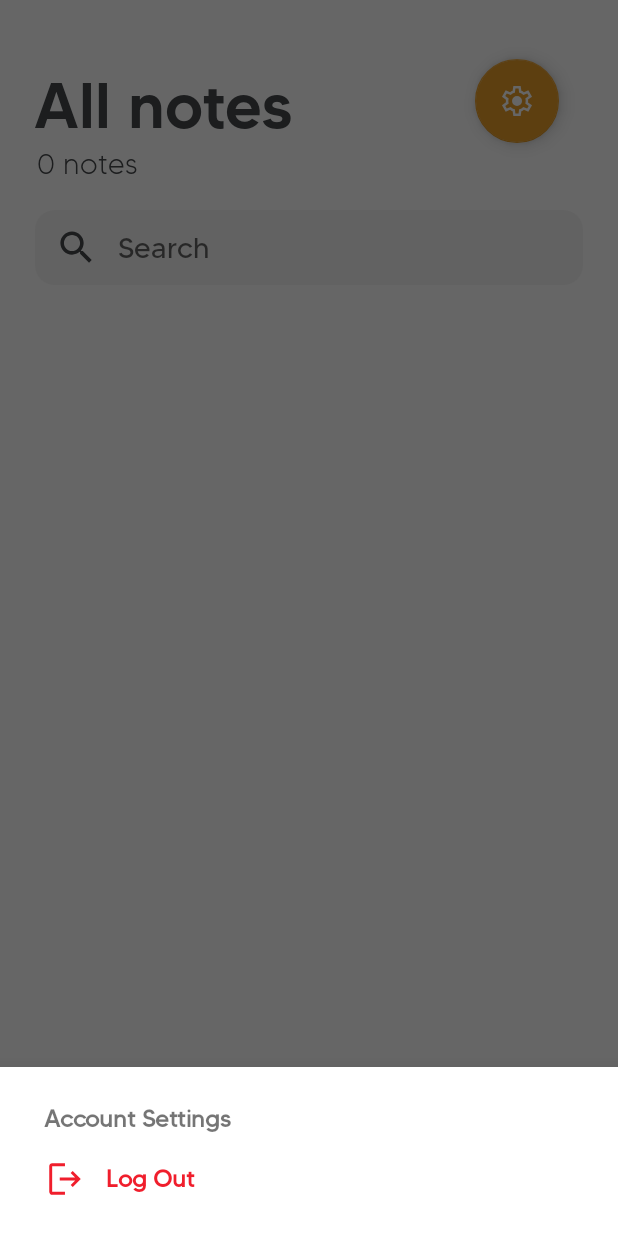
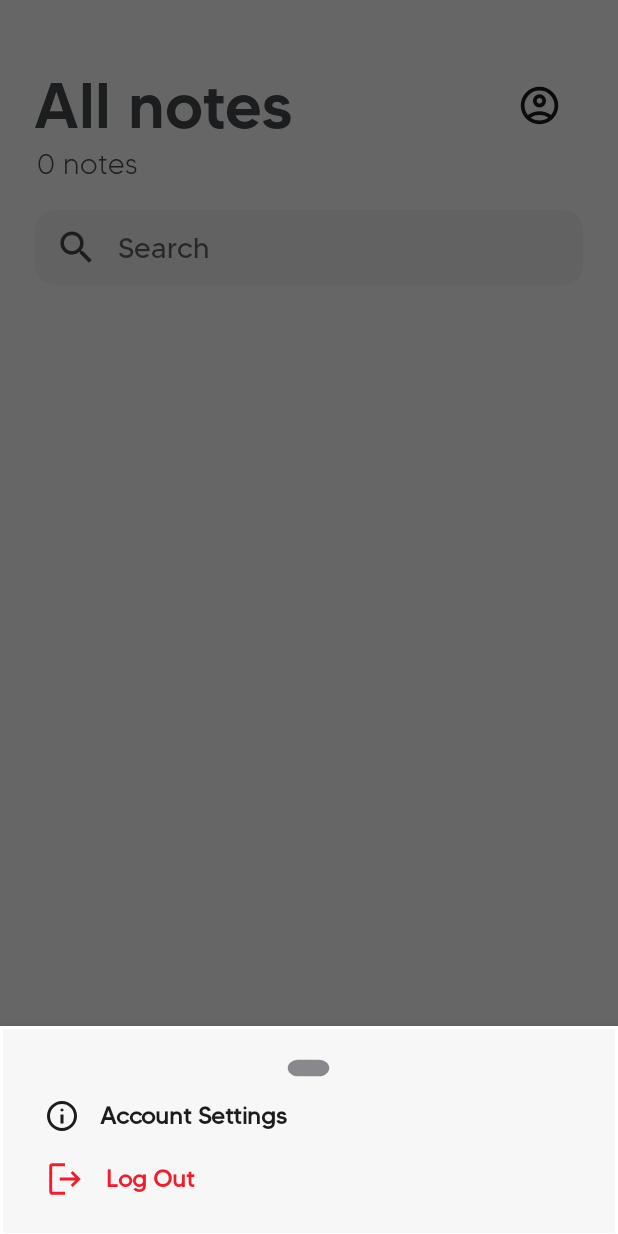
Before and after one commit to Archnightt/Firenote-v2, an Android app: the MainActivity screen opened directly, with no data from a screen before it, after a tap on an icon or button, on a phone screen of 412 x 824 dp. Run offline under Robolectric (Android 15) with nearby library versions, the phone set to English and light mode, and no system bars; our stand-ins replace CircleImageView, Firebase (no records; nobody signed in at launch, a user with empty details on screens opened directly), Room's generated code, sdp/ssp sizes; pictures from the network do not load.

Commit message:
Minor Update

```diff
--- a/app/build.gradle
+++ b/app/build.gradle
@@ -38,6 +38,10 @@ dependencies {
     implementation(platform("com.google.firebase:firebase-bom:26.7.0"))
     implementation 'com.google.firebase:firebase-firestore:25.1.1'
 
+    implementation 'com.github.bumptech.glide:glide:4.11.0'
+    annotationProcessor 'com.github.bumptech.glide:compiler:4.11.0'
+    implementation 'com.github.hdodenhof:CircleImageView:3.1.0'
+
     testImplementation 'junit:junit:4.+'
     androidTestImplementation 'androidx.test.ext:junit:1.1.2'
     androidTestImplementation 'androidx.test.espresso:espresso-core:3.3.0'
--- a/app/src/main/java/com/night/SkyNote/activities/MainActivity.java
+++ b/app/src/main/java/com/night/SkyNote/activities/MainActivity.java
@@ -20,16 +20,22 @@ import android.view.LayoutInflater;
 import android.view.View;
 import android.view.ViewGroup;
 import android.widget.EditText;
+import android.widget.ImageView;
 import android.widget.TextView;
-
 import com.google.android.material.floatingactionbutton.FloatingActionButton;
-import com.google.firebase.auth.FirebaseAuth;
-import com.google.firebase.firestore.FirebaseFirestore;
 import com.night.SkyNote.R;
 import com.night.SkyNote.adapters.NoteAdapter;
 import com.night.SkyNote.database.NotepadDatabase;
 import com.night.SkyNote.entities.NoteEntity;
 import com.night.SkyNote.listeners.NoteListener;
+
+import com.google.firebase.auth.FirebaseAuth;
+import com.google.firebase.firestore.FirebaseFirestore;
+import com.google.firebase.auth.FirebaseUser;
+import com.bumptech.glide.Glide;
+import android.net.Uri;
+import android.graphics.drawable.Drawable;
+import androidx.core.content.ContextCompat;
 
 import java.util.ArrayList;
 import java.util.List;
@@ -54,6 +60,8 @@ public class MainActivity extends AppCompatActivity implements NoteListener {
 
     private FirebaseAuth mAuth;
 
+    private ImageView profileImageView;
+
 
     @Override
     protected void onCreate(Bundle savedInstanceState) {
@@ -68,6 +76,11 @@ public class MainActivity extends AppCompatActivity implements NoteListener {
 
         // Get reference to the settings FAB
         findViewById(R.id.settingsButton).setOnClickListener(v -> showBottomSheetMenu());
+
+        // Get reference to the profile image view
+        profileImageView = findViewById(R.id.settingsButton);
+        // Fetch and display the profile picture
+        fetchAndDisplayProfilePicture();
 
         // add note button
         FloatingActionButton addNoteButton = findViewById(R.id.buttonAddNote);
@@ -121,6 +134,22 @@ public class MainActivity extends AppCompatActivity implements NoteListener {
         });
     }
 
+    private void fetchAndDisplayProfilePicture() {
+        FirebaseUser currentUser = FirebaseAuth.getInstance().getCurrentUser();
+
+        if (currentUser != null) {
+            Uri photoUrl = currentUser.getPhotoUrl();
+            if (photoUrl != null) {
+                Glide.with(this)
+                        .load(photoUrl)
+                        .into(profileImageView);
+            } else {
+                // Handle the case where the user doesn't have a photo URL
+                profileImageView.setImageDrawable(ContextCompat.getDrawable(this, R.drawable.ic_account));
+            }
+        }
+    }
+
     private void showBottomSheetMenu() {
         // Create the BottomSheetDialog
         BottomSheetDialog bottomSheetDialog = new BottomSheetDialog(this);
@@ -144,7 +173,6 @@ public class MainActivity extends AppCompatActivity implements NoteListener {
             Intent intent = new Intent(this, LoginActivity.class);
             startActivity(intent);
         });
-
 
         // Show the bottom sheet dialog
         bottomSheetDialog.show();
--- /dev/null
+++ b/app/src/main/res/drawable-night/ic_account.xml
@@ -0,0 +1,9 @@
+<vector xmlns:android="http://schemas.android.com/apk/res/android"
+    android:width="24dp"
+    android:height="24dp"
+    android:viewportWidth="960"
+    android:viewportHeight="960">
+  <path
+      android:pathData="M234,684q51,-39 114,-61.5T480,600q69,0 132,22.5T726,684q35,-41 54.5,-93T800,480q0,-133 -93.5,-226.5T480,160q-133,0 -226.5,93.5T160,480q0,59 19.5,111t54.5,93ZM480,520q-59,0 -99.5,-40.5T340,380q0,-59 40.5,-99.5T480,240q59,0 99.5,40.5T620,380q0,59 -40.5,99.5T480,520ZM480,880q-83,0 -156,-31.5T197,763q-54,-54 -85.5,-127T80,480q0,-83 31.5,-156T197,197q54,-54 127,-85.5T480,80q83,0 156,31.5T763,197q54,54 85.5,127T880,480q0,83 -31.5,156T763,763q-54,54 -127,85.5T480,880ZM480,800q53,0 100,-15.5t86,-44.5q-39,-29 -86,-44.5T480,680q-53,0 -100,15.5T294,740q39,29 86,44.5T480,800ZM480,440q26,0 43,-17t17,-43q0,-26 -17,-43t-43,-17q-26,0 -43,17t-17,43q0,26 17,43t43,17ZM480,380ZM480,740Z"
+      android:fillColor="#f7f7f7"/>
+</vector>
--- /dev/null
+++ b/app/src/main/res/drawable-night/ic_button.xml
@@ -0,0 +1,9 @@
+<vector xmlns:android="http://schemas.android.com/apk/res/android"
+    android:width="24dp"
+    android:height="24dp"
+    android:viewportWidth="960"
+    android:viewportHeight="960">
+  <path
+      android:pathData="M240,560q-33,0 -56.5,-23.5T160,480q0,-33 23.5,-56.5T240,400q33,0 56.5,23.5T320,480q0,33 -23.5,56.5T240,560ZM480,560q-33,0 -56.5,-23.5T400,480q0,-33 23.5,-56.5T480,400q33,0 56.5,23.5T560,480q0,33 -23.5,56.5T480,560ZM720,560q-33,0 -56.5,-23.5T640,480q0,-33 23.5,-56.5T720,400q33,0 56.5,23.5T800,480q0,33 -23.5,56.5T720,560Z"
+      android:fillColor="#f7f7f7"/>
+</vector>
--- /dev/null
+++ b/app/src/main/res/drawable-night/ic_info.xml
@@ -0,0 +1,9 @@
+<vector xmlns:android="http://schemas.android.com/apk/res/android"
+    android:width="24dp"
+    android:height="24dp"
+    android:viewportWidth="960"
+    android:viewportHeight="960">
+  <path
+      android:pathData="M440,680h80v-240h-80v240ZM480,360q17,0 28.5,-11.5T520,320q0,-17 -11.5,-28.5T480,280q-17,0 -28.5,11.5T440,320q0,17 11.5,28.5T480,360ZM480,880q-83,0 -156,-31.5T197,763q-54,-54 -85.5,-127T80,480q0,-83 31.5,-156T197,197q54,-54 127,-85.5T480,80q83,0 156,31.5T763,197q54,54 85.5,127T880,480q0,83 -31.5,156T763,763q-54,54 -127,85.5T480,880ZM480,800q134,0 227,-93t93,-227q0,-134 -93,-227t-227,-93q-134,0 -227,93t-93,227q0,134 93,227t227,93ZM480,480Z"
+      android:fillColor="#f7f7f7"/>
+</vector>
--- /dev/null
+++ b/app/src/main/res/drawable-night/ic_pill.xml
@@ -0,0 +1,7 @@
+<vector xmlns:android="http://schemas.android.com/apk/res/android" android:height="28dp" android:viewportHeight="256" android:viewportWidth="256" android:width="28dp">
+
+    <path android:fillColor="#46494c" android:pathData="M187,69H69c-32.6,0 -59,26.4 -59,59c0,32.6 26.4,59 59,59h118c32.6,0 59,-26.4 59,-59C246,95.4 219.6,69 187,69z"/>
+
+    <path android:fillColor="#46494c" android:pathData="M240.6,128c0,-29.6 -24,-53.6 -53.6,-53.6s-53.6,24 -53.6,53.6s24,53.6 53.6,53.6S240.6,157.6 240.6,128z"/>
+
+</vector>
--- a/app/src/main/res/drawable/button_rounded.xml
+++ /dev/null
@@ -1,8 +0,0 @@
-<?xml version="1.0" encoding="utf-8"?>
-<shape android:shape="rectangle" xmlns:android="http://schemas.android.com/apk/res/android">
-
-    <solid android:color="@color/black"></solid>
-
-    <corners android:radius="@dimen/_17sdp"></corners>
-
-</shape>
--- a/app/src/main/res/drawable/dialog_background.xml
+++ b/app/src/main/res/drawable/dialog_background.xml
@@ -1,14 +1,12 @@
 <?xml version="1.0" encoding="utf-8"?>
-
-<inset android:insetTop="0dp"
-    android:insetBottom="@dimen/_10sdp"
-    android:insetLeft="0dp"
-    android:insetRight="0dp"
-    xmlns:android="http://schemas.android.com/apk/res/android">
-
-    <shape xmlns:android="http://schemas.android.com/apk/res/android">
-        <solid android:color="?attr/colorSecondaryVariant"></solid>
-        <corners android:radius="@dimen/_17sdp"></corners>
-    </shape>
-
-</inset>
+<shape xmlns:android="http://schemas.android.com/apk/res/android">
+    <solid android:color="?attr/colorSecondaryVariant"/>
+    <padding
+        android:left="8dp"
+        android:top="8dp"
+        android:right="8dp"
+        android:bottom="8dp" />
+    <stroke
+        android:width="2dp"
+        android:color="?attr/colorPrimaryVariant"/>
+</shape>
--- /dev/null
+++ b/app/src/main/res/drawable/ic_account.xml
@@ -0,0 +1,9 @@
+<vector xmlns:android="http://schemas.android.com/apk/res/android"
+    android:width="24dp"
+    android:height="24dp"
+    android:viewportWidth="960"
+    android:viewportHeight="960">
+  <path
+      android:pathData="M234,684q51,-39 114,-61.5T480,600q69,0 132,22.5T726,684q35,-41 54.5,-93T800,480q0,-133 -93.5,-226.5T480,160q-133,0 -226.5,93.5T160,480q0,59 19.5,111t54.5,93ZM480,520q-59,0 -99.5,-40.5T340,380q0,-59 40.5,-99.5T480,240q59,0 99.5,40.5T620,380q0,59 -40.5,99.5T480,520ZM480,880q-83,0 -156,-31.5T197,763q-54,-54 -85.5,-127T80,480q0,-83 31.5,-156T197,197q54,-54 127,-85.5T480,80q83,0 156,31.5T763,197q54,54 85.5,127T880,480q0,83 -31.5,156T763,763q-54,54 -127,85.5T480,880ZM480,800q53,0 100,-15.5t86,-44.5q-39,-29 -86,-44.5T480,680q-53,0 -100,15.5T294,740q39,29 86,44.5T480,800ZM480,440q26,0 43,-17t17,-43q0,-26 -17,-43t-43,-17q-26,0 -43,17t-17,43q0,26 17,43t43,17ZM480,380ZM480,740Z"
+      android:fillColor="#1c1c1e"/>
+</vector>
--- /dev/null
+++ b/app/src/main/res/drawable/ic_button.xml
@@ -0,0 +1,9 @@
+<vector xmlns:android="http://schemas.android.com/apk/res/android"
+    android:width="24dp"
+    android:height="24dp"
+    android:viewportWidth="960"
+    android:viewportHeight="960">
+  <path
+      android:pathData="M240,560q-33,0 -56.5,-23.5T160,480q0,-33 23.5,-56.5T240,400q33,0 56.5,23.5T320,480q0,33 -23.5,56.5T240,560ZM480,560q-33,0 -56.5,-23.5T400,480q0,-33 23.5,-56.5T480,400q33,0 56.5,23.5T560,480q0,33 -23.5,56.5T480,560ZM720,560q-33,0 -56.5,-23.5T640,480q0,-33 23.5,-56.5T720,400q33,0 56.5,23.5T800,480q0,33 -23.5,56.5T720,560Z"
+      android:fillColor="#1c1c1c"/>
+</vector>
--- /dev/null
+++ b/app/src/main/res/drawable/ic_info.xml
@@ -0,0 +1,9 @@
+<vector xmlns:android="http://schemas.android.com/apk/res/android"
+    android:width="24dp"
+    android:height="24dp"
+    android:viewportWidth="960"
+    android:viewportHeight="960">
+  <path
+      android:pathData="M440,680h80v-240h-80v240ZM480,360q17,0 28.5,-11.5T520,320q0,-17 -11.5,-28.5T480,280q-17,0 -28.5,11.5T440,320q0,17 11.5,28.5T480,360ZM480,880q-83,0 -156,-31.5T197,763q-54,-54 -85.5,-127T80,480q0,-83 31.5,-156T197,197q54,-54 127,-85.5T480,80q83,0 156,31.5T763,197q54,54 85.5,127T880,480q0,83 -31.5,156T763,763q-54,54 -127,85.5T480,880ZM480,800q134,0 227,-93t93,-227q0,-134 -93,-227t-227,-93q-134,0 -227,93t-93,227q0,134 93,227t227,93ZM480,480Z"
+      android:fillColor="#1c1c1e"/>
+</vector>
--- /dev/null
+++ b/app/src/main/res/drawable/ic_pill.xml
@@ -0,0 +1,7 @@
+<vector xmlns:android="http://schemas.android.com/apk/res/android" android:height="28dp" android:viewportHeight="256" android:viewportWidth="256" android:width="28dp">
+
+    <path android:fillColor="#89888d" android:pathData="M187,69H69c-32.6,0 -59,26.4 -59,59c0,32.6 26.4,59 59,59h118c32.6,0 59,-26.4 59,-59C246,95.4 219.6,69 187,69z"/>
+
+    <path android:fillColor="#89888d" android:pathData="M240.6,128c0,-29.6 -24,-53.6 -53.6,-53.6s-53.6,24 -53.6,53.6s24,53.6 53.6,53.6S240.6,157.6 240.6,128z"/>
+
+</vector>
--- a/app/src/main/res/layout/activity_main.xml
+++ b/app/src/main/res/layout/activity_main.xml
@@ -24,19 +24,38 @@
         app:layout_constraintTop_toTopOf="parent"
         app:layout_constraintVertical_bias="0.057" />
 
+    -->
 
-    <com.google.android.material.floatingactionbutton.FloatingActionButton
+    <de.hdodenhof.circleimageview.CircleImageView
+        android:id="@+id/settingsButton"
+        android:layout_width="30dp"
+        android:layout_height="30dp"
+        android:src="@drawable/ic_account"
+        android:layout_marginBottom="22dp"
+        app:layout_constraintBottom_toBottomOf="parent"
+        app:layout_constraintEnd_toEndOf="parent"
+        app:layout_constraintHorizontal_bias="0.801"
+        app:layout_constraintStart_toEndOf="@+id/notepadTitle"
+        app:layout_constraintTop_toTopOf="parent"
+        app:layout_constraintVertical_bias="0.072"
+        android:clickable="true"
+        android:focusable="true"/>
+
+    <!--
+    <ImageButton
         android:id="@+id/settingsButton"
         android:layout_width="wrap_content"
         android:layout_height="wrap_content"
-        android:layout_margin="@dimen/_30sdp"
-        android:src="@drawable/ic_settings"
-        app:layout_constraintBottom_toTopOf="@+id/buttonAddNote"
+        android:layout_marginBottom="22dp"
+        android:background="@drawable/ic_button"
+        app:layout_constraintBottom_toBottomOf="parent"
         app:layout_constraintEnd_toEndOf="parent"
-        app:layout_constraintHorizontal_bias="1.0"
-        app:layout_constraintStart_toEndOf="@+id/notepadTitle"
+        app:layout_constraintHorizontal_bias="0.617"
+        app:layout_constraintStart_toStartOf="parent"
         app:layout_constraintTop_toTopOf="parent"
-        app:layout_constraintVertical_bias="0.0" />
+        app:layout_constraintVertical_bias="0.08" />
+
+    -->
 
     <TextView
         android:layout_width="match_parent"
--- a/app/src/main/res/layout/bottom_sheet_menu.xml
+++ b/app/src/main/res/layout/bottom_sheet_menu.xml
@@ -2,16 +2,29 @@
 <LinearLayout xmlns:android="http://schemas.android.com/apk/res/android"
     android:layout_width="match_parent"
     android:layout_height="wrap_content"
+    xmlns:app="http://schemas.android.com/apk/res-auto"
     android:orientation="vertical"
+    android:background="@drawable/dialog_background"
     android:layout_gravity="bottom"
     android:padding="16dp">
 
+    <ImageView
+        android:layout_width="30dp"
+        android:layout_height="24dp"
+        android:background="@drawable/ic_pill"
+        android:layout_gravity="center" />
+    />
+
+
     <TextView
         android:id="@+id/account_settings"
+        android:drawableLeft="@drawable/ic_info"
         android:layout_width="match_parent"
         android:layout_height="wrap_content"
         android:fontFamily="@font/tommy_regular"
         android:paddingStart="@dimen/_10sdp"
+        android:textColor="?attr/colorOnBackground"
+        android:drawablePadding="@dimen/_10ssp"
         android:gravity="center_vertical"
         android:padding="8dp"
         android:text="Account Settings"
@@ -19,6 +32,7 @@
         android:textStyle="bold"
         android:clickable="true"
         android:focusable="true" />
+
 
     <TextView
         android:id="@+id/logout"
@@ -36,5 +50,4 @@
         android:text="Log Out"
         android:textSize="16sp"
         android:textStyle="bold" />
-
 </LinearLayout>
--- a/app/src/main/res/values/strings.xml
+++ b/app/src/main/res/values/strings.xml
@@ -9,4 +9,5 @@
     <string name="done">Done</string>
     <string name="note_title">Note title</string>
     <string name="write_your_note_here">write your note here</string>
+    <string name="profile_image_desc" />
 </resources>
--- a/build.gradle
+++ b/build.gradle
@@ -17,6 +17,7 @@ allprojects {
     repositories {
         google()
         mavenCentral()
+        maven { url 'https://jitpack.io' }
     }
 }
 
```
Also changed, not shown: app/src/main/java/com/night/SkyNote/activities/NoteEditorActivity.java (+50 -27 lines), app/src/main/res/drawable/ic_about.xml (deleted, +0 -9 lines), app/src/main/res/layout/activity_note_editor.xml (+52 -53 lines).
